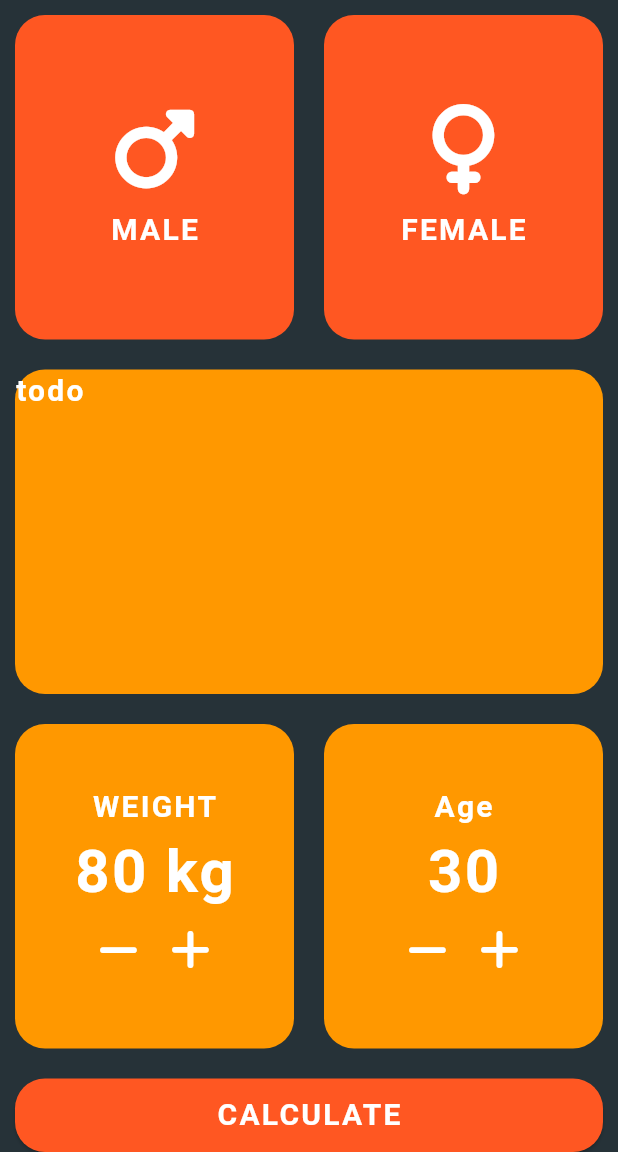
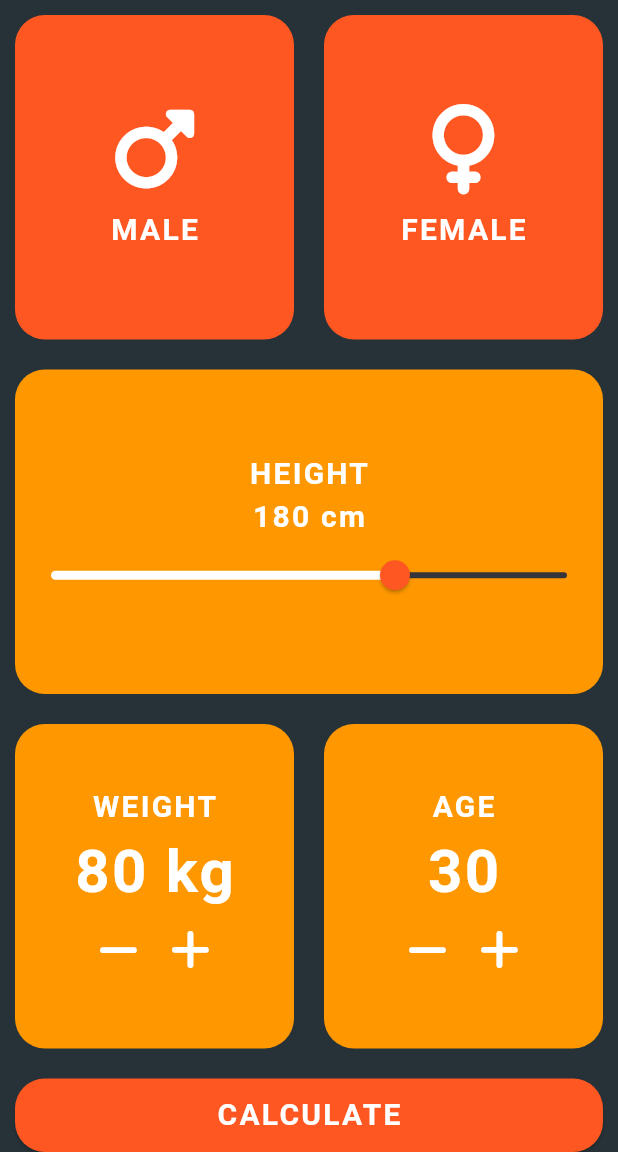
Before and after one commit to yaroslavsolokha/bmi_calculator, a Flutter app: the screen it shows after launch, on a phone screen of 412 x 824 dp, the part 84-1236 px from its top. Run offline on Flutter 3.47's test engine with Material 3 defaults, Android fonts, the phone set to English and light mode, and no system bars; our stand-ins replace font_awesome_flutter.

```diff
--- a/lib/screens/homepage.dart
+++ b/lib/screens/homepage.dart
@@ -19,6 +19,7 @@ class _HomepageScreenState extends State<HomepageScreen> {
   Gender? genderClicked;
   int weight = 80;
   int age = 30;
+  int height = 180;
 
   void _onGenderTap(Gender gender) {
     setState(() {
@@ -61,10 +62,35 @@ class _HomepageScreenState extends State<HomepageScreen> {
           crossAxisAlignment: CrossAxisAlignment.stretch,
           children: [
             _buildGenderSelectionRow(),
-            const Expanded(
-                child: ButtonContainer(
-              child: Text('todo', style: kLabelText),
-            )),
+            Expanded(
+              child: ButtonContainer(
+                child: Column(
+                  mainAxisAlignment: MainAxisAlignment.center,
+                  children: [
+                    const Text(
+                      'HEIGHT',
+                      style: kLabelText,
+                    ),
+                    Text(
+                      '$height cm',
+                      style: kLabelText,
+                    ),
+                    Slider(
+                      value: height.toDouble(),
+                      min: 120,
+                      max: 210,
+                      activeColor: Colors.white,
+                      thumbColor: kUnclickedContainerColor,
+                      onChanged: (value) {
+                        setState(() {
+                          height = value.toInt();
+                        });
+                      },
+                    ),
+                  ],
+                ),
+              ),
+            ),
             Expanded(
               child: Row(
                 crossAxisAlignment: CrossAxisAlignment.stretch,
@@ -83,7 +109,7 @@ class _HomepageScreenState extends State<HomepageScreen> {
                       child: ButtonContainer(
                     child: ItemContent(
                       number: age,
-                      label: 'Age',
+                      label: 'AGE',
                       measureLabel: '',
                       onPressed: _changeAge,
                     ),
```
